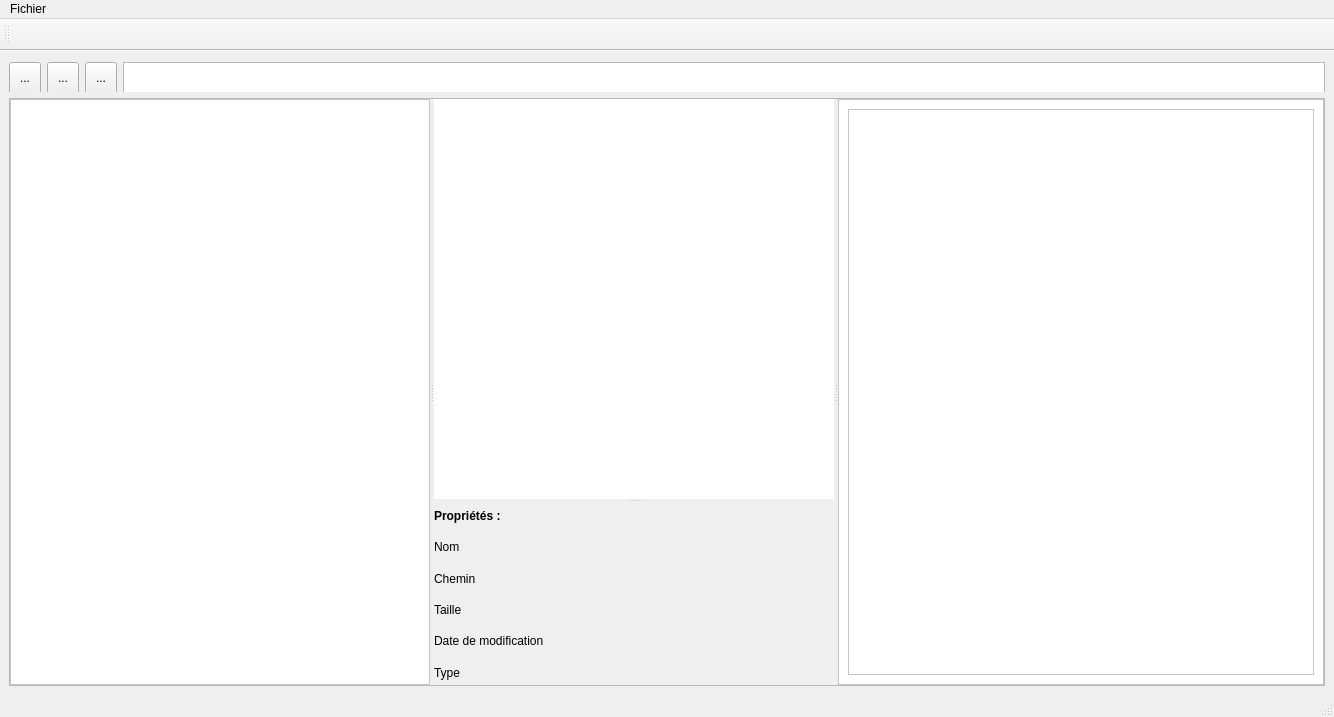
Above: templates/FileManager.ui from pat13310/FileManager before the change. Below: the same form after it.
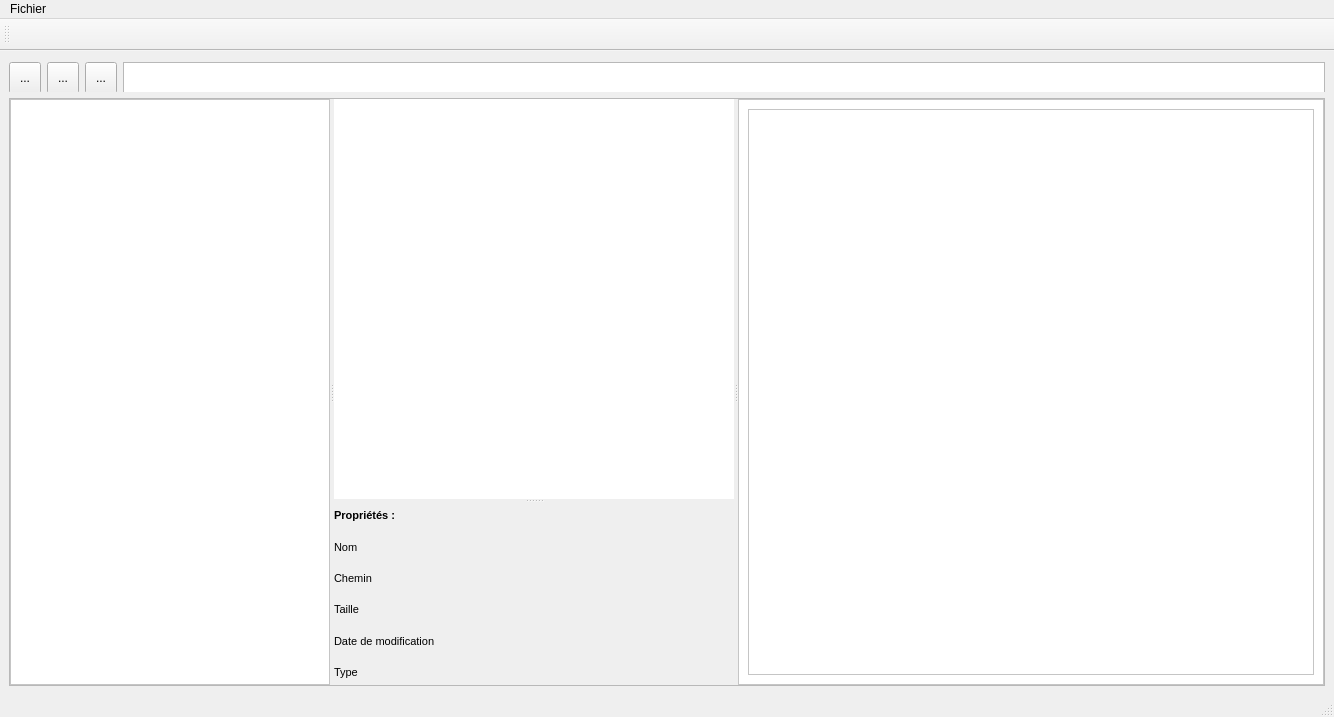
That is the form after the change. Icons and pictures are not drawn.

Diff of the .ui file:
```diff
--- a/templates/FileManager.ui
+++ b/templates/FileManager.ui
@@ -136,6 +136,18 @@
          <verstretch>0</verstretch>
         </sizepolicy>
        </property>
+       <property name="minimumSize">
+        <size>
+         <width>320</width>
+         <height>0</height>
+        </size>
+       </property>
+       <property name="maximumSize">
+        <size>
+         <width>420</width>
+         <height>16777215</height>
+        </size>
+       </property>
        <property name="styleSheet">
         <string notr="true">background-color: white;</string>
        </property>
@@ -165,10 +177,16 @@
           </property>
           <property name="minimumSize">
            <size>
-            <width>420</width>
+            <width>0</width>
             <height>0</height>
            </size>
           </property>
+          <property name="maximumSize">
+           <size>
+            <width>16777215</width>
+            <height>16777215</height>
+           </size>
+          </property>
           <property name="styleSheet">
            <string notr="true">background-color: rgb(255, 255, 255);
 color: black;</string>
@@ -193,6 +211,18 @@
          <verstretch>0</verstretch>
         </sizepolicy>
        </property>
+       <property name="minimumSize">
+        <size>
+         <width>400</width>
+         <height>0</height>
+        </size>
+       </property>
+       <property name="maximumSize">
+        <size>
+         <width>420</width>
+         <height>16777215</height>
+        </size>
+       </property>
        <layout class="QVBoxLayout" name="verticalLayout">
         <item>
          <widget class="QSplitter" name="splitter_2">
@@ -214,7 +244,7 @@
            </property>
            <property name="maximumSize">
             <size>
-             <width>420</width>
+             <width>16777215</width>
              <height>16777215</height>
             </size>
            </property>
@@ -272,6 +302,7 @@
              <widget class="QLabel" name="label">
               <property name="font">
                <font>
+                <pointsize>8</pointsize>
                 <bold>true</bold>
                </font>
               </property>
@@ -282,6 +313,11 @@
             </item>
             <item>
              <widget class="QLabel" name="lbl_nom">
+              <property name="font">
+               <font>
+                <pointsize>8</pointsize>
+               </font>
+              </property>
               <property name="styleSheet">
                <string notr="true">color: rgb(0, 0, 0);</string>
               </property>
@@ -304,6 +340,11 @@
                 <height>4</height>
                </size>
               </property>
+              <property name="font">
+               <font>
+                <pointsize>8</pointsize>
+               </font>
+              </property>
               <property name="styleSheet">
                <string notr="true">color: rgb(0, 0, 0);</string>
               </property>
@@ -314,6 +355,11 @@
             </item>
             <item>
              <widget class="QLabel" name="lbl_taille">
+              <property name="font">
+               <font>
+                <pointsize>8</pointsize>
+               </font>
+              </property>
               <property name="styleSheet">
                <string notr="true">color: rgb(0, 0, 0);</string>
               </property>
@@ -324,6 +370,11 @@
             </item>
             <item>
              <widget class="QLabel" name="lbl_date">
+              <property name="font">
+               <font>
+                <pointsize>8</pointsize>
+               </font>
+              </property>
               <property name="styleSheet">
                <string notr="true">color: rgb(0, 0, 0);</string>
               </property>
@@ -334,6 +385,11 @@
             </item>
             <item>
              <widget class="QLabel" name="lbl_type">
+              <property name="font">
+               <font>
+                <pointsize>8</pointsize>
+               </font>
+              </property>
               <property name="styleSheet">
                <string notr="true">color: rgb(0, 0, 0);</string>
               </property>
@@ -387,7 +443,7 @@
             <rect>
              <x>0</x>
              <y>0</y>
-             <width>446</width>
+             <width>464</width>
              <height>553</height>
             </rect>
            </property>
```
Left out of the diff: 2 changed lines with no effect on the pictures.
